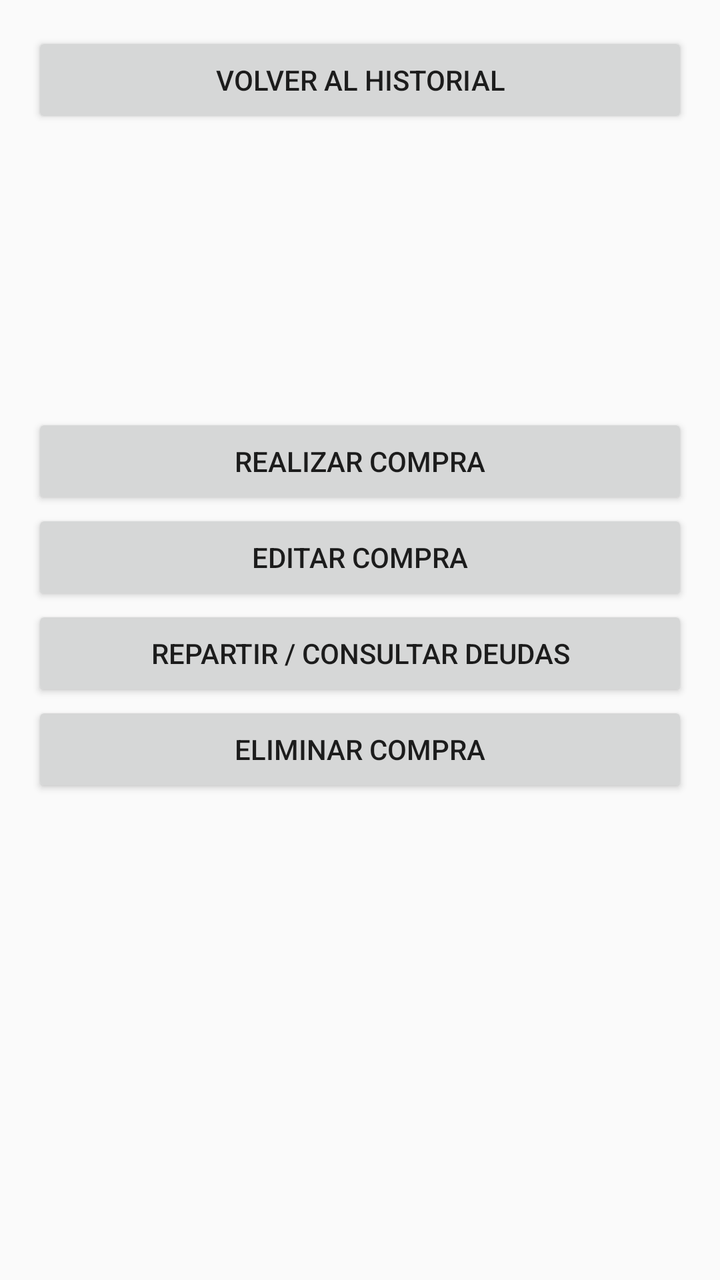
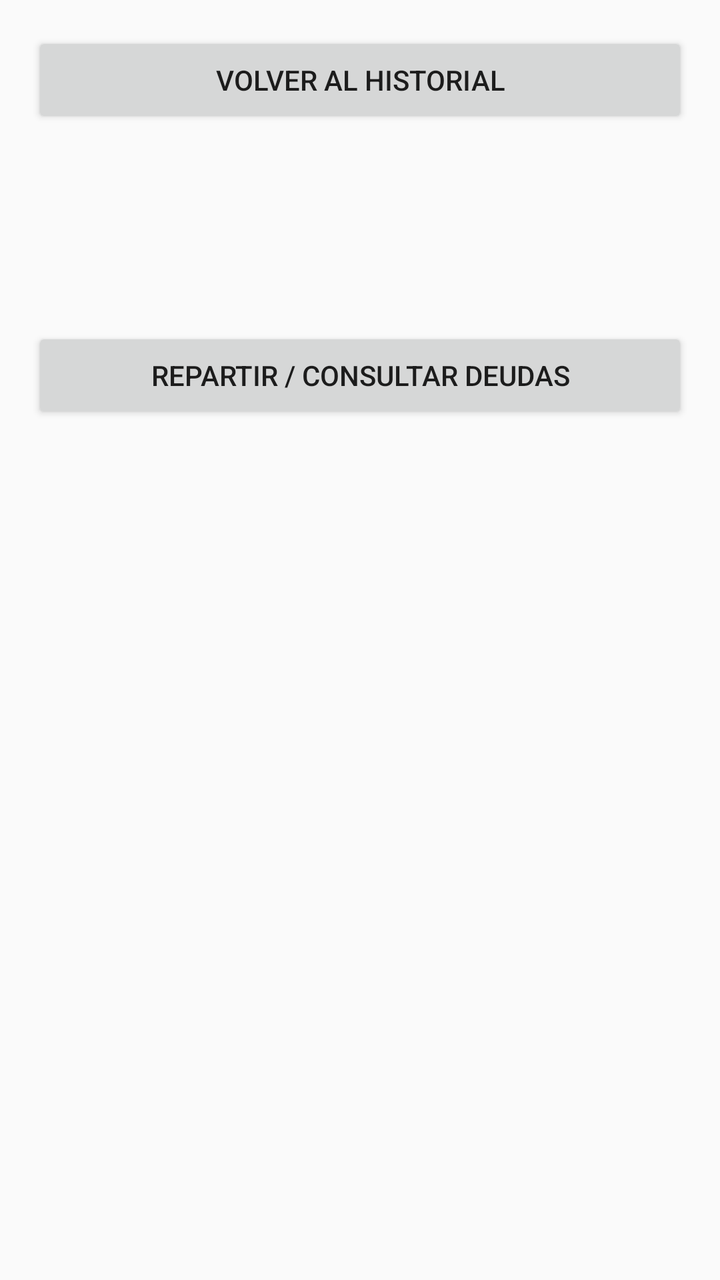

Two renders of the same Android screen: before a commit and after it. Below are the layout's source before the change and the commit's diff.
<!-- AndroidManifest.xml: application theme android:Theme.Material.Light.NoActionBar -->
<!-- res/layout/activity_compra_detalle.xml -->
<?xml version="1.0" encoding="utf-8"?>
<ScrollView xmlns:android="http://schemas.android.com/apk/res/android" android:id="@+id/root" android:layout_width="match_parent" android:layout_height="match_parent" android:fillViewport="true" android:padding="16dp"><LinearLayout android:layout_width="match_parent" android:layout_height="wrap_content" android:orientation="vertical">
<Button android:id="@+id/volver" android:layout_width="match_parent" android:layout_height="wrap_content" android:text="Volver al historial" /><TextView android:layout_width="match_parent" android:layout_height="wrap_content" android:text="" android:id="@+id/compra_titulo" android:textSize="24sp" /><TextView android:layout_width="match_parent" android:layout_height="wrap_content" android:text="" android:id="@+id/compra_info" /><TextView android:layout_width="match_parent" android:layout_height="wrap_content" android:text="" android:id="@+id/compra_contacto" /><TextView android:layout_width="match_parent" android:layout_height="wrap_content" android:text="" android:id="@+id/compra_total" android:textSize="22sp" /><LinearLayout android:id="@+id/detalles" android:layout_width="match_parent" android:layout_height="wrap_content" android:orientation="vertical" />
<TextView android:id="@+id/estado_pago" android:layout_width="match_parent" android:layout_height="wrap_content" android:paddingVertical="12dp" />
<Button android:id="@+id/realizar_compra" android:layout_width="match_parent" android:layout_height="wrap_content" android:text="Realizar compra" />
<Button android:id="@+id/editar_compra" android:layout_width="match_parent" android:layout_height="wrap_content" android:text="Editar compra" />
<Button android:id="@+id/abrir_reparto" android:layout_width="match_parent" android:layout_height="wrap_content" android:text="Repartir / consultar deudas" />
<Button android:id="@+id/eliminar_compra" android:layout_width="match_parent" android:layout_height="wrap_content" android:text="Eliminar compra" />
</LinearLayout></ScrollView>
<!-- resources referenced by this layout -->
<resources>

</resources>

<!-- the commit's change to res/layout/activity_compra_detalle.xml (unified diff, before → after) -->
@@ -1,9 +1,5 @@
 <?xml version="1.0" encoding="utf-8"?>
 <ScrollView xmlns:android="http://schemas.android.com/apk/res/android" android:id="@+id/root" android:layout_width="match_parent" android:layout_height="match_parent" android:fillViewport="true" android:padding="16dp"><LinearLayout android:layout_width="match_parent" android:layout_height="wrap_content" android:orientation="vertical">
 <Button android:id="@+id/volver" android:layout_width="match_parent" android:layout_height="wrap_content" android:text="Volver al historial" /><TextView android:layout_width="match_parent" android:layout_height="wrap_content" android:text="" android:id="@+id/compra_titulo" android:textSize="24sp" /><TextView android:layout_width="match_parent" android:layout_height="wrap_content" android:text="" android:id="@+id/compra_info" /><TextView android:layout_width="match_parent" android:layout_height="wrap_content" android:text="" android:id="@+id/compra_contacto" /><TextView android:layout_width="match_parent" android:layout_height="wrap_content" android:text="" android:id="@+id/compra_total" android:textSize="22sp" /><LinearLayout android:id="@+id/detalles" android:layout_width="match_parent" android:layout_height="wrap_content" android:orientation="vertical" />
-<TextView android:id="@+id/estado_pago" android:layout_width="match_parent" android:layout_height="wrap_content" android:paddingVertical="12dp" />
-<Button android:id="@+id/realizar_compra" android:layout_width="match_parent" android:layout_height="wrap_content" android:text="Realizar compra" />
-<Button android:id="@+id/editar_compra" android:layout_width="match_parent" android:layout_height="wrap_content" android:text="Editar compra" />
 <Button android:id="@+id/abrir_reparto" android:layout_width="match_parent" android:layout_height="wrap_content" android:text="Repartir / consultar deudas" />
-<Button android:id="@+id/eliminar_compra" android:layout_width="match_parent" android:layout_height="wrap_content" android:text="Eliminar compra" />
 </LinearLayout></ScrollView>
